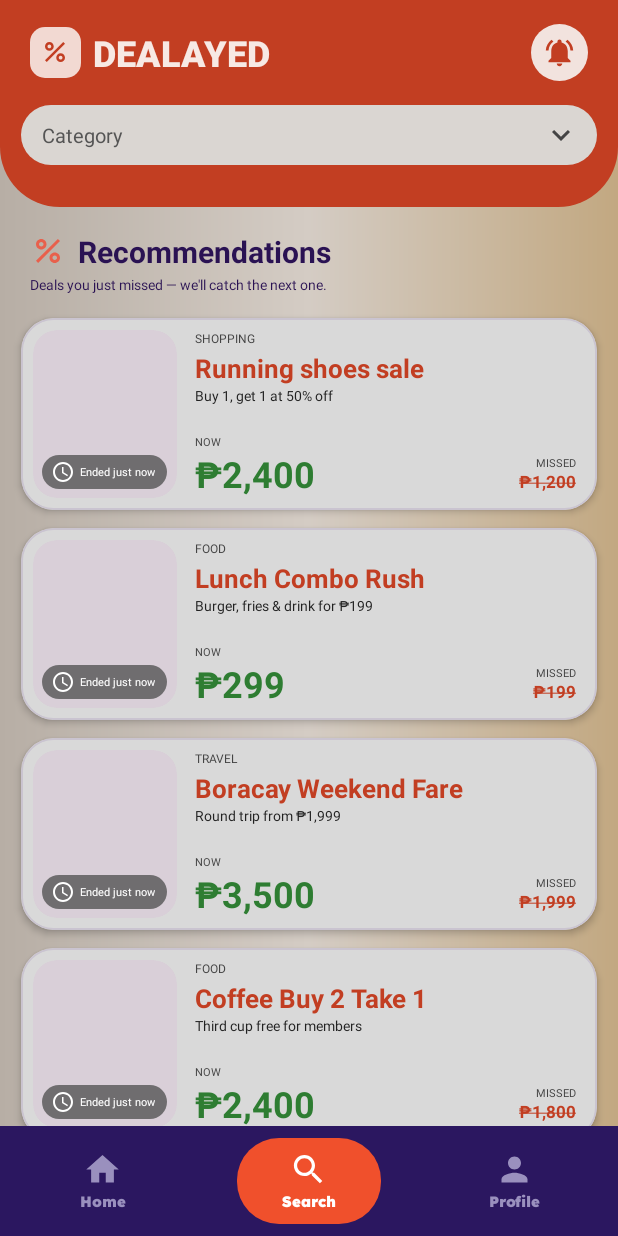
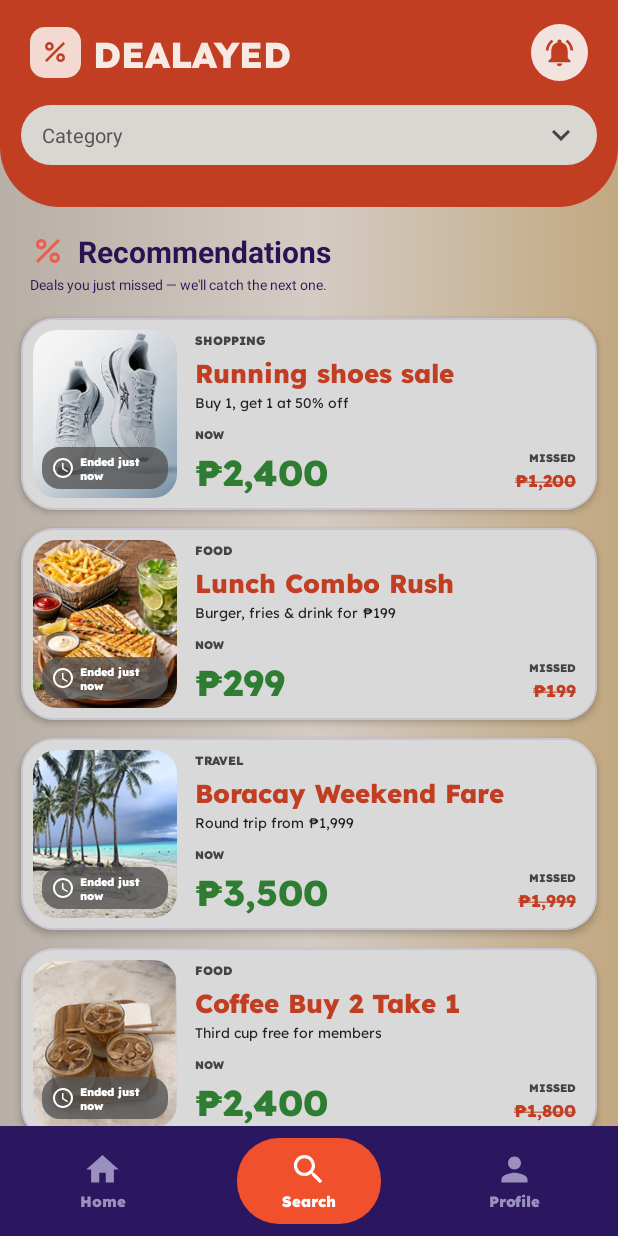
Before and after one commit to k-burbos/dealayed-malfunctionhackathon, an Android app built with Jetpack Compose: the SearchActivity screen opened directly, with no data from a screen before it, on a phone screen of 412 x 824 dp. Run offline under Robolectric (Android 15) with nearby library versions, the phone set to English and light mode, and no system bars.

Commit message:
changed the fonts in searchActivity

```diff
--- a/app/src/main/AndroidManifest.xml
+++ b/app/src/main/AndroidManifest.xml
@@ -1,5 +1,6 @@
 <?xml version="1.0" encoding="utf-8"?>
 <manifest xmlns:android="http://schemas.android.com/apk/res/android"
+
     xmlns:tools="http://schemas.android.com/tools">
 
 
--- a/app/src/main/java/com/example/dealayed/SearchActivity.kt
+++ b/app/src/main/java/com/example/dealayed/SearchActivity.kt
@@ -26,7 +26,8 @@ data class SearchDeal(
     val description: String,
     val nowPrice: Int,
     val missedPrice: Int,
-    val imageUrl: String? = null   // backend fills this in later
+    val imageUrl: String? = null,   // backend fills this in later
+    val imageRes: Int = 0
 )
 
 // ---------- adapter ----------
@@ -53,6 +54,12 @@ class SearchDealAdapter : ListAdapter<SearchDeal, SearchDealAdapter.VH>(Diff) {
         holder.missed.text = "₱%,d".format(d.missedPrice)
         holder.missed.paintFlags = holder.missed.paintFlags or Paint.STRIKE_THRU_TEXT_FLAG
         // TODO (backend): load d.imageUrl into holder.image
+
+        if (d.imageRes != 0) {
+            holder.image.setImageResource(d.imageRes)
+        } else {
+            holder.image.setImageDrawable(null)  // clears any old image left from recycling
+        }
     }
 
     private object Diff : DiffUtil.ItemCallback<SearchDeal>() {
@@ -67,15 +74,15 @@ class SearchActivity : AppCompatActivity() {
     private val categories = listOf("Food", "Movies", "Travel", "Shopping", "Others")
 
     private val allDeals = listOf(
-        SearchDeal("Shopping", "Running shoes sale", "Buy 1, get 1 at 50% off", 2400, 1200),
-        SearchDeal("Food", "Lunch Combo Rush", "Burger, fries & drink for ₱199", 299, 199),
-        SearchDeal("Travel", "Boracay Weekend Fare", "Round trip from ₱1,999", 3500, 1999),
-        SearchDeal("Food", "Coffee Buy 2 Take 1", "Third cup free for members", 2400, 1800),
-        SearchDeal("Movies", "Cinema Date Night", "2 tickets + popcorn combo", 600, 450),
-        SearchDeal("Food", "Pizza Party Pack", "Large pizza + 2 drinks", 650, 499),
-        SearchDeal("Shopping", "Weekend Tote Sale", "Buy 2, get 1 free", 900, 600),
-        SearchDeal("Travel", "Cebu Day Tour", "Island hopping for two", 2800, 1900),
-        SearchDeal("Movies", "Marathon Pass", "3 movies, 1 price", 450, 300)
+        SearchDeal("Shopping", "Running shoes sale", "Buy 1, get 1 at 50% off", 2400, 1200, imageRes = R.drawable.running_shoes),
+        SearchDeal("Food", "Lunch Combo Rush", "Burger, fries & drink for ₱199", 299, 199, imageRes = R.drawable.lunch_combo),
+        SearchDeal("Travel", "Boracay Weekend Fare", "Round trip from ₱1,999", 3500, 1999, imageRes = R.drawable.boracay_deal),
+        SearchDeal("Food", "Coffee Buy 2 Take 1", "Third cup free for members", 2400, 1800, imageRes = R.drawable.coffee_deal),
+        SearchDeal("Movies", "Cinema Date Night", "2 tickets + popcorn combo", 600, 450, imageRes = R.drawable.movie_date),
+        SearchDeal("Food", "Pizza Party Pack", "Large pizza + 2 drinks", 650, 499, imageRes = R.drawable.pizza_party),
+        SearchDeal("Shopping", "Weekend Tote Sale", "Buy 2, get 1 free", 900, 600, imageRes = R.drawable.tote_sale),
+        SearchDeal("Travel", "Cebu Day Tour", "Island hopping for two", 2800, 1900, imageRes = R.drawable.cebu_tour),
+        SearchDeal("Movies", "Marathon Pass", "3 movies, 1 price", 450, 300, imageRes = R.drawable.marathon_pass)
     )
 
     private val adapter = SearchDealAdapter()
--- a/app/src/main/res/layout/activity_search.xml
+++ b/app/src/main/res/layout/activity_search.xml
@@ -42,7 +42,7 @@
         android:layout_marginStart="8dp"
         android:text="DEALAYED"
         android:textColor="#F7E9E4" android:textSize="24sp"
-        android:fontFamily="sans-serif-black"
+        android:fontFamily="@font/lexend_extrabold"
         app:layout_constraintTop_toTopOf="@id/logoBox"
         app:layout_constraintBottom_toBottomOf="@id/logoBox"
         app:layout_constraintStart_toEndOf="@id/logoBox"/>
--- a/app/src/main/res/layout/item_search_deal.xml
+++ b/app/src/main/res/layout/item_search_deal.xml
@@ -31,6 +31,7 @@
                 android:drawablePadding="3dp"
                 android:drawableTint="@color/white"
                 android:gravity="center_vertical"
+                android:fontFamily="@font/lexend"
                 android:paddingStart="6dp" android:paddingEnd="8dp"
                 android:paddingTop="3dp" android:paddingBottom="3dp"
                 android:text="Ended just now"
@@ -45,15 +46,17 @@
 
             <TextView android:id="@+id/tvCategory"
                 android:layout_width="wrap_content" android:layout_height="wrap_content"
+                android:fontFamily="@font/lexend"
                 android:textAllCaps="true" android:textSize="8sp"
                 android:textColor="#444444"/>
             <TextView android:id="@+id/tvDealTitle"
                 android:layout_width="wrap_content" android:layout_height="wrap_content"
                 android:layout_marginTop="2dp"
-                android:textColor="@color/brand_red" android:textSize="17sp"
-                android:textStyle="bold"/>
+                android:fontFamily="@font/lexend_extrabold"
+                android:textColor="@color/brand_red" android:textSize="17sp"/>
             <TextView android:id="@+id/tvDescription"
                 android:layout_width="wrap_content" android:layout_height="wrap_content"
+                android:fontFamily="@font/lexend_regular"
                 android:textColor="@color/text_dark" android:textSize="9sp"/>
 
             <Space android:layout_width="match_parent" android:layout_height="0dp"
@@ -68,25 +71,27 @@
                     android:layout_weight="1" android:orientation="vertical">
                     <TextView
                         android:layout_width="wrap_content" android:layout_height="wrap_content"
+                        android:fontFamily="@font/lexend"
                         android:text="NOW" android:textSize="7sp"
                         android:textColor="#444444"/>
                     <TextView android:id="@+id/tvNow"
                         android:layout_width="wrap_content" android:layout_height="wrap_content"
-                        android:textColor="@color/price_green" android:textSize="24sp"
-                        android:textStyle="bold"/>
+                        android:fontFamily="@font/lexend_extrabold"
+                        android:textColor="@color/price_green" android:textSize="24sp"/>
                 </LinearLayout>
                 <LinearLayout
                     android:layout_width="wrap_content" android:layout_height="wrap_content"
                     android:gravity="end" android:orientation="vertical">
                     <TextView
                         android:layout_width="wrap_content" android:layout_height="wrap_content"
+                        android:fontFamily="@font/lexend"
                         android:text="MISSED" android:textSize="7sp"
                         android:textColor="#444444"/>
                     <TextView android:id="@+id/tvMissed"
                         android:layout_width="wrap_content" android:layout_height="wrap_content"
+                        android:fontFamily="@font/lexend_extrabold"
                         android:layout_marginBottom="3dp"
-                        android:textColor="@color/brand_red" android:textSize="11sp"
-                        android:textStyle="bold"/>
+                        android:textColor="@color/brand_red" android:textSize="11sp"/>
                 </LinearLayout>
             </LinearLayout>
         </LinearLayout>
--- a/app/src/main/res/values/themes.xml
+++ b/app/src/main/res/values/themes.xml
@@ -18,4 +18,8 @@
         <item name="windowSplashScreenAnimatedIcon">@mipmap/ic_launcher_foreground</item>
         <item name="postSplashScreenTheme">@style/Theme.Dealayed</item>
     </style>
+
+    <style name="AppTextView" parent="android:Widget.TextView">
+        <item name="android:fontFamily">@font/lexend</item>
+    </style>
 </resources>
```
Also changed, not shown: app/src/main/res/drawable/boracay_deal.png (added), app/src/main/res/drawable/cebu_tour.jpg (added), app/src/main/res/drawable/coffee_deal.png (added), app/src/main/res/drawable/lunch_combo.png (added), app/src/main/res/drawable/marathon_pass.jpg (added), app/src/main/res/drawable/movie_date.jpg (added), app/src/main/res/drawable/pizza_party.jpg (added), app/src/main/res/drawable/running_shoes.png (added), app/src/main/res/drawable/tote_sale.jpg (added), app/src/main/res/font/lexend_regular.ttf (added).
